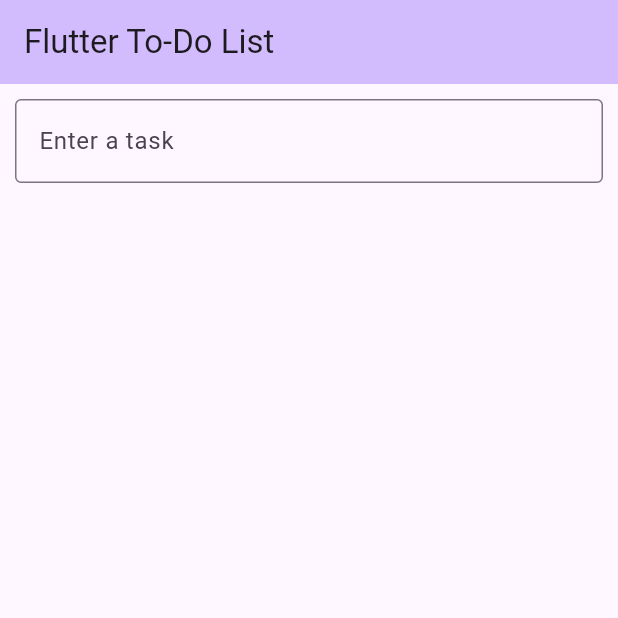
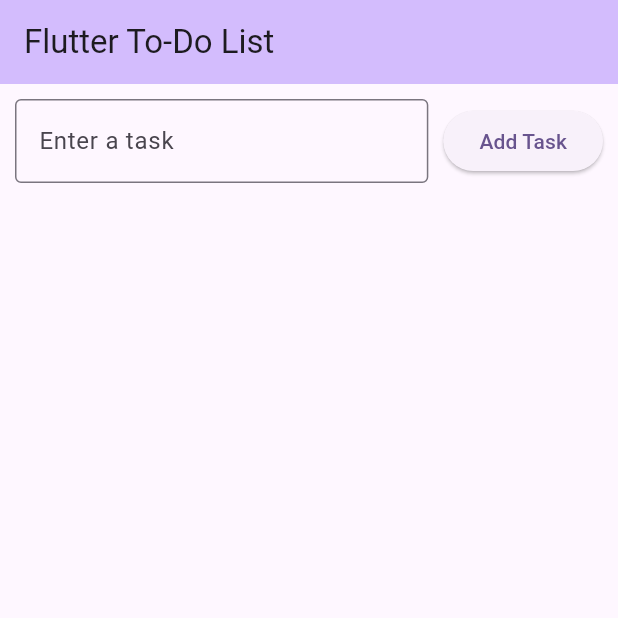
Before and after one commit to navedn/fluttertodo, a Flutter app: the screen it shows after launch, on a phone screen of 412 x 824 dp, the top half of it. Run offline on Flutter 3.47's test engine with Material 3 defaults, Android fonts, the phone set to English and light mode, and no system bars.

Commit message:
Added button saying Add Tashk

```diff
--- a/lib/main.dart
+++ b/lib/main.dart
@@ -50,11 +50,34 @@ class _MyHomePageState extends State<MyHomePage> {
         padding: const EdgeInsets.all(10.0),
         child: Column(
           children: <Widget>[
-            TextField(
-              controller: _controller,
-              decoration: InputDecoration(
-                labelText: 'Enter a task',
-                border: OutlineInputBorder(),
+            Row(
+              children: [
+                Expanded(
+                  child: TextField(
+                    controller: _controller,
+                    decoration: InputDecoration(
+                      labelText: 'Enter a task',
+                      border: OutlineInputBorder(),
+                    ),
+                  ),
+                ),
+                const SizedBox(
+                    width: 10), // Spacing between TextField and button
+                ElevatedButton(
+                  onPressed: DoNothingAction.new,
+                  child: const Text('Add Task'),
+                ),
+              ],
+            ),
+            const SizedBox(height: 10),
+            Expanded(
+              child: ListView.builder(
+                itemCount: _toDoList.length,
+                itemBuilder: (context, index) {
+                  return ListTile(
+                    title: Text(_toDoList[index]),
+                  );
+                },
               ),
             ),
           ],
```
